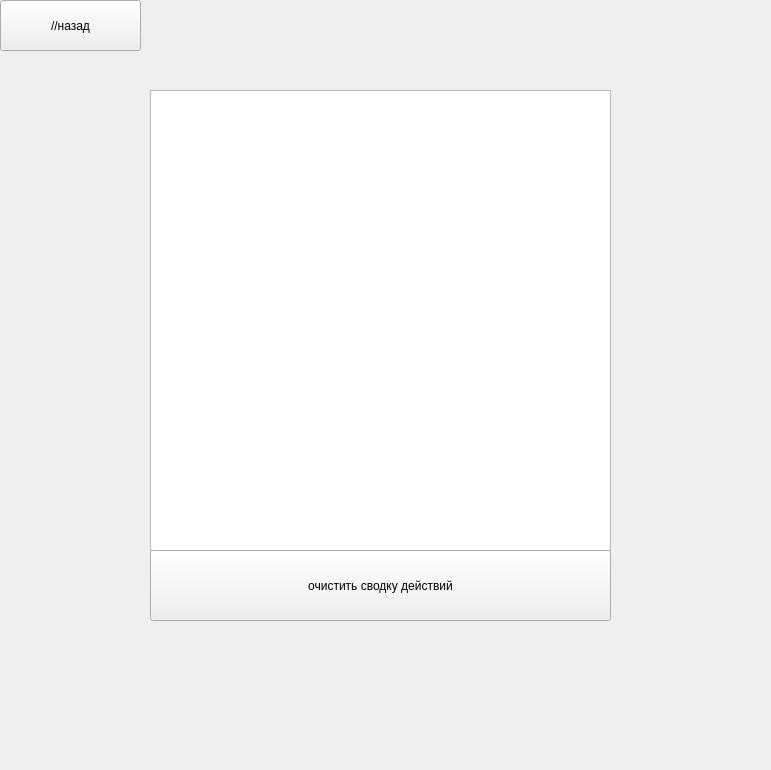
First picture: the form in UI/history.ui, repository buzzyfrog/randomizerQt, before the edit.
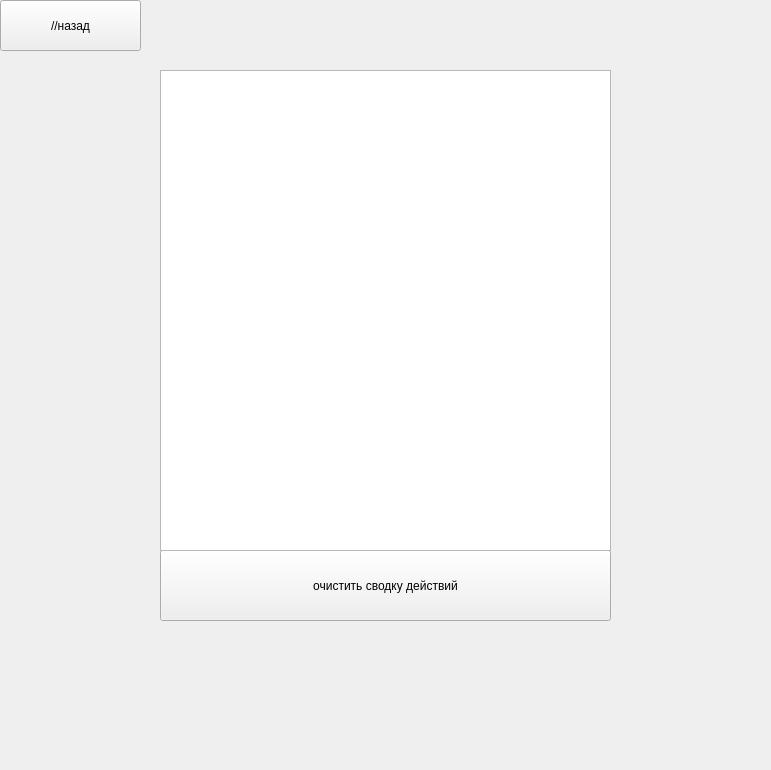
Second picture: the form after the edit.

Diff of the .ui file:
```diff
--- a/UI/history.ui
+++ b/UI/history.ui
@@ -26,35 +26,12 @@
     <string>//назад</string>
    </property>
   </widget>
-  <widget class="QTextEdit" name="textEdit">
-   <property name="geometry">
-    <rect>
-     <x>150</x>
-     <y>90</y>
-     <width>461</width>
-     <height>461</height>
-    </rect>
-   </property>
-   <property name="font">
-    <font>
-     <pointsize>10</pointsize>
-    </font>
-   </property>
-   <property name="html">
-    <string>&lt;!DOCTYPE HTML PUBLIC &quot;-//W3C//DTD HTML 4.0//EN&quot; &quot;http://www.w3.org/TR/REC-html40/strict.dtd&quot;&gt;
-&lt;html&gt;&lt;head&gt;&lt;meta name=&quot;qrichtext&quot; content=&quot;1&quot; /&gt;&lt;style type=&quot;text/css&quot;&gt;
-p, li { white-space: pre-wrap; }
-&lt;/style&gt;&lt;/head&gt;&lt;body style=&quot; font-family:'Sans Serif'; font-size:10pt; font-weight:400; font-style:normal;&quot;&gt;
-&lt;p style=&quot;-qt-paragraph-type:empty; margin-top:0px; margin-bottom:0px; margin-left:0px; margin-right:0px; -qt-block-indent:0; text-indent:0px; font-size:16pt;&quot;&gt;&lt;br /&gt;&lt;/p&gt;
-&lt;p style=&quot;-qt-paragraph-type:empty; margin-top:0px; margin-bottom:0px; margin-left:0px; margin-right:0px; -qt-block-indent:0; text-indent:0px; font-size:16pt;&quot;&gt;&lt;br /&gt;&lt;/p&gt;&lt;/body&gt;&lt;/html&gt;</string>
-   </property>
-  </widget>
   <widget class="QPushButton" name="pushButton_2">
    <property name="geometry">
     <rect>
-     <x>150</x>
+     <x>160</x>
      <y>550</y>
-     <width>461</width>
+     <width>451</width>
      <height>71</height>
     </rect>
    </property>
@@ -62,6 +39,21 @@
     <string>очистить сводку действий</string>
    </property>
   </widget>
+  <widget class="QTextEdit" name="textEdit">
+   <property name="geometry">
+    <rect>
+     <x>160</x>
+     <y>70</y>
+     <width>451</width>
+     <height>481</height>
+    </rect>
+   </property>
+   <property name="font">
+    <font>
+     <pointsize>12</pointsize>
+    </font>
+   </property>
+  </widget>
  </widget>
  <resources/>
  <connections/>
```
